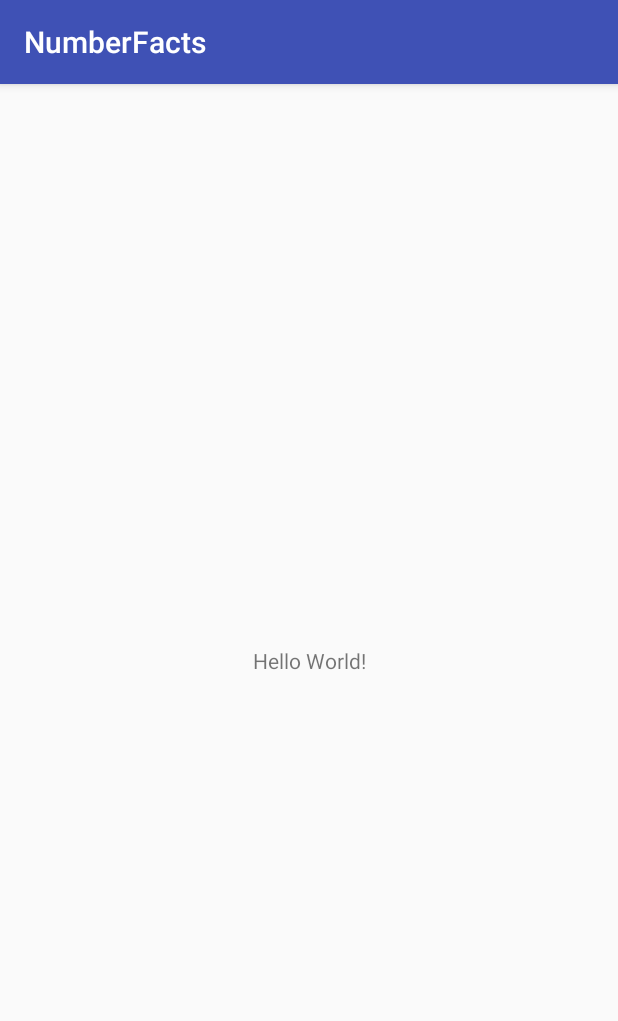
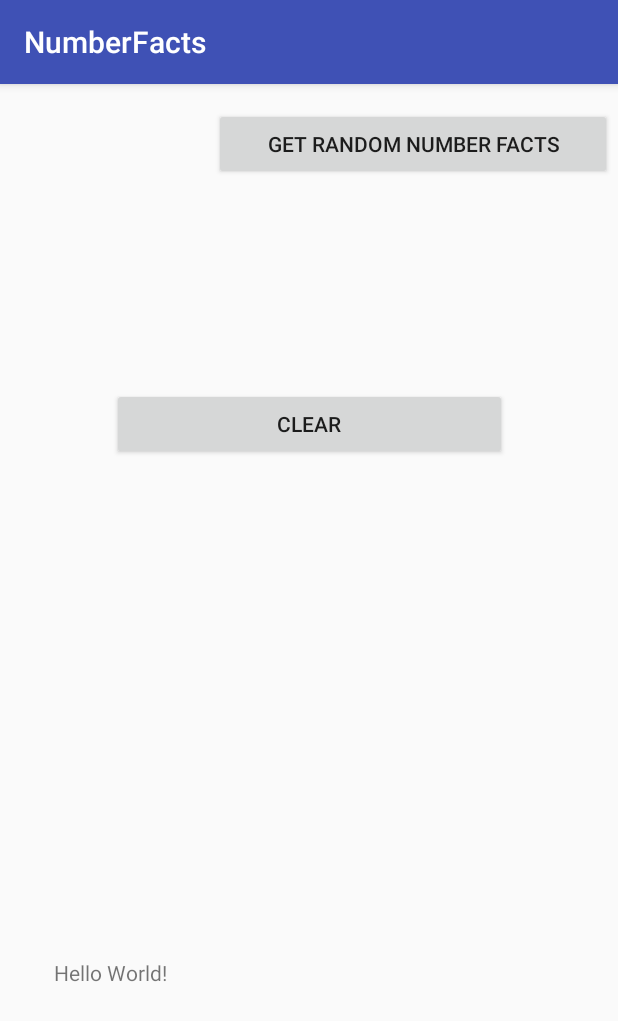
Before and after one commit to wojciechzarnowiecki/NumberFacts, an Android app: the screen it shows after launch (MainActivity), on a phone screen of 412 x 824 dp. Shown: the top 1021 px of the screen. Run offline under Robolectric (Android 15) with nearby library versions, the phone set to English and light mode, and no system bars.

```diff
--- a/app/src/main/AndroidManifest.xml
+++ b/app/src/main/AndroidManifest.xml
@@ -1,6 +1,9 @@
 <?xml version="1.0" encoding="utf-8"?>
 <manifest xmlns:android="http://schemas.android.com/apk/res/android"
     package="wojtek.justyna.numberfacts">
+
+    <uses-permission android:name="android.permission.INTERNET" />
+    <uses-permission android:name="android.permission.ACCESS_NETWORK_STATE" />
 
     <application
         android:allowBackup="true"
--- a/app/src/main/java/wojtek/justyna/numberfacts/MainActivity.java
+++ b/app/src/main/java/wojtek/justyna/numberfacts/MainActivity.java
@@ -1,13 +1,92 @@
 package wojtek.justyna.numberfacts;
 
+import android.os.StrictMode;
 import android.support.v7.app.AppCompatActivity;
 import android.os.Bundle;
+import android.util.Log;
+import android.view.View;
+import android.widget.Button;
+import android.widget.TextView;
+
+import org.apache.http.HttpResponse;
+import org.apache.http.client.HttpClient;
+import org.apache.http.client.methods.HttpGet;
+import org.apache.http.impl.client.DefaultHttpClient;
+
+import java.io.BufferedReader;
+import java.io.IOException;
+import java.io.InputStream;
+import java.io.InputStreamReader;
+import java.net.URI;
+import java.net.URL;
 
 public class MainActivity extends AppCompatActivity {
+    private final String REST_API_NUMBERS = "http://numbersapi.com/random/";
 
     @Override
     protected void onCreate(Bundle savedInstanceState) {
         super.onCreate(savedInstanceState);
         setContentView(R.layout.activity_main);
+
+        if (android.os.Build.VERSION.SDK_INT > 9) {
+            StrictMode.ThreadPolicy policy = new StrictMode.ThreadPolicy.Builder().permitAll().build();
+            StrictMode.setThreadPolicy(policy);
+        }
+
+        Button button_get = findViewById(R.id.getFacts_button);
+        final TextView result_text = findViewById(R.id.text_result);
+
+        button_get.setOnClickListener(new View.OnClickListener() {
+            @Override
+            public void onClick(View view) {
+                String newText = getResponse(REST_API_NUMBERS);
+                result_text.setText(newText);
+            }
+        });
+
+
+        Button button_clear = (Button) findViewById(R.id.clearScreen_button);
+
+        button_clear.setOnClickListener(new View.OnClickListener() {
+            @Override
+            public void onClick(View view) {
+                result_text.setText("");
+            }
+        });
+
+
+    }
+    public static String getResponse(String url) {
+        InputStream inputStream = null;
+        String result = "";
+
+        try {
+            HttpClient httpClient = new DefaultHttpClient();
+            URI uri = new URL(url).toURI();
+            HttpResponse httpResponse = httpClient.execute(new HttpGet(uri));
+
+            inputStream = httpResponse.getEntity().getContent();
+            if (inputStream != null)
+                result = convertInputStreamToString(inputStream);
+            else
+                result = "Did not work!";
+
+        } catch (Exception e) {
+            Log.d("InputStream", e.getMessage());
+        }
+
+        return result;
+    }
+
+    private static String convertInputStreamToString(InputStream inputStream) throws IOException {
+        BufferedReader bufferedReader = new BufferedReader(new InputStreamReader(inputStream));
+        String line = "";
+        String result = "";
+        while ((line = bufferedReader.readLine()) != null)
+            result += line;
+
+        inputStream.close();
+        return result;
+
     }
 }
--- a/app/src/main/res/layout/activity_main.xml
+++ b/app/src/main/res/layout/activity_main.xml
@@ -7,12 +7,40 @@
     tools:context="wojtek.justyna.numberfacts.MainActivity">
 
     <TextView
-        android:layout_width="wrap_content"
-        android:layout_height="wrap_content"
+        android:id="@+id/text_result"
+        android:layout_width="340dp"
+        android:layout_height="157dp"
         android:text="Hello World!"
         app:layout_constraintBottom_toBottomOf="parent"
         app:layout_constraintLeft_toLeftOf="parent"
         app:layout_constraintRight_toRightOf="parent"
+        app:layout_constraintTop_toTopOf="parent"
+        app:layout_constraintVertical_bias="0.954" />
+
+    <Button
+        android:id="@+id/getFacts_button"
+        android:layout_width="265dp"
+        android:layout_height="wrap_content"
+        android:layout_marginEnd="4dp"
+        android:layout_marginLeft="60dp"
+        android:layout_marginTop="16dp"
+        android:text="GET RANDOM NUMBER FACTS"
+        app:layout_constraintEnd_toEndOf="parent"
+        app:layout_constraintLeft_toLeftOf="parent"
         app:layout_constraintTop_toTopOf="parent" />
 
+    <Button
+        android:id="@+id/clearScreen_button"
+        android:layout_width="263dp"
+        android:layout_height="wrap_content"
+        android:layout_marginBottom="210dp"
+        android:layout_marginEnd="60dp"
+        android:layout_marginStart="60dp"
+        android:layout_marginTop="16dp"
+        android:text="CLEAR"
+        app:layout_constraintBottom_toTopOf="@+id/text_result"
+        app:layout_constraintEnd_toEndOf="parent"
+        app:layout_constraintStart_toStartOf="parent"
+        app:layout_constraintTop_toBottomOf="@+id/getFacts_button" />
+
 </android.support.constraint.ConstraintLayout>
```
Also changed, not shown: app/build.gradle (+20 -0 lines).
